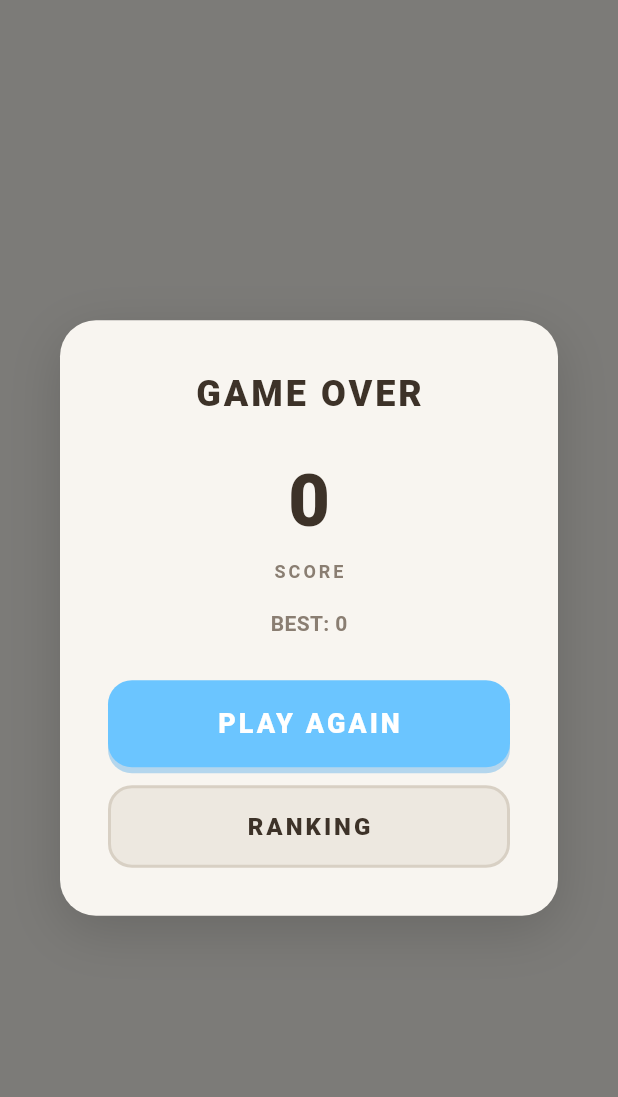
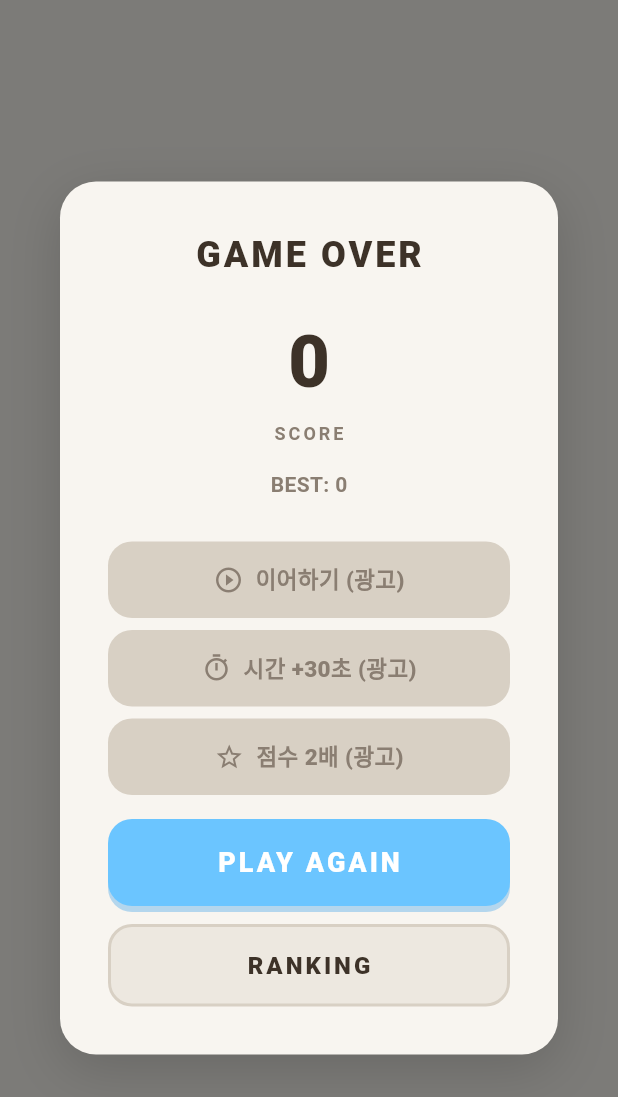
Before and after one commit to thingineeer/flipop, a Flutter app: the GameOverOverlay widget shown alone on an empty page, opened directly with empty values, on a phone screen of 412 x 824 dp. Shown: the top 1097 px of the screen. Run offline on Flutter 3.47's test engine with Material 3 defaults, Android fonts, the light colour scheme and no system bars; our stand-ins replace cloud_firestore, firebase_analytics, firebase_auth, firebase_core, google_mobile_ads, google_sign_in and 1 more; accounts and stored records are empty; network calls fail; Roboto replaces fonts that are missing (SF Pro Rounded).

Commit message:
feat: 리워드 광고 시스템 확장 (시간+30초, 점수2배)
- GameState.withScore() 메서드 추가
- 게임오버 오버레이: 이어하기/시간연장/점수2배 3개 리워드 버튼
- 사용한 리워드 비활성화 (회색)
- 게임 재시작 시 리워드 플래그 초기화

```diff
--- a/lib/ui/game_over_overlay.dart
+++ b/lib/ui/game_over_overlay.dart
@@ -11,6 +11,10 @@ class GameOverOverlay extends StatefulWidget {
   final VoidCallback? onLeaderboard;
   final VoidCallback? onRevive;
   final bool canRevive;
+  final VoidCallback? onTimeBonus;
+  final bool canTimeBonus;
+  final VoidCallback? onScoreDouble;
+  final bool canScoreDouble;
 
   const GameOverOverlay({
     super.key,
@@ -20,6 +24,10 @@ class GameOverOverlay extends StatefulWidget {
     this.onLeaderboard,
     this.onRevive,
     this.canRevive = false,
+    this.onTimeBonus,
+    this.canTimeBonus = false,
+    this.onScoreDouble,
+    this.canScoreDouble = false,
   });
 
   @override
@@ -52,15 +60,31 @@ class _GameOverOverlayState extends State<GameOverOverlay>
     super.dispose();
   }
 
-  void _onReviveTap() {
+  void _showRewardedAd({required VoidCallback onRewarded}) {
     final adService = AdService();
     if (!adService.isRewardedReady) return;
 
     adService.showRewardedAd(
-      onRewarded: () {
-        widget.onRevive?.call();
-      },
+      onRewarded: onRewarded,
     );
+  }
+
+  void _onReviveTap() {
+    _showRewardedAd(onRewarded: () {
+      widget.onRevive?.call();
+    });
+  }
+
+  void _onTimeBonusTap() {
+    _showRewardedAd(onRewarded: () {
+      widget.onTimeBonus?.call();
+    });
+  }
+
+  void _onScoreDoubleTap() {
+    _showRewardedAd(onRewarded: () {
+      widget.onScoreDouble?.call();
+    });
   }
 
   @override
@@ -133,49 +157,28 @@ class _GameOverOverlayState extends State<GameOverOverlay>
                       ),
                       const SizedBox(height: 28),
 
-                      // 이어하기 (광고) 버튼
-                      if (widget.canRevive && widget.onRevive != null)
-                        Padding(
-                          padding: const EdgeInsets.only(bottom: 12),
-                          child: GestureDetector(
-                            onTap: _onReviveTap,
-                            child: Container(
-                              width: double.infinity,
-                              padding:
-                                  const EdgeInsets.symmetric(vertical: 16),
-                              decoration: BoxDecoration(
-                                color:
-                                    GameColors.blockColors[BlockColor.yellow],
-                                borderRadius: BorderRadius.circular(16),
-                                boxShadow: [
-                                  BoxShadow(
-                                    color: GameColors
-                                        .blockDarkColors[BlockColor.yellow]!
-                                        .withValues(alpha: 0.4),
-                                    offset: const Offset(0, 4),
-                                    blurRadius: 0,
-                                  ),
-                                ],
-                              ),
-                              child: const Row(
-                                mainAxisAlignment: MainAxisAlignment.center,
-                                children: [
-                                  Icon(Icons.play_circle_outline,
-                                      color: Colors.white, size: 20),
-                                  SizedBox(width: 8),
-                                  Text(
-                                    '이어하기 (광고)',
-                                    style: TextStyle(
-                                      color: Colors.white,
-                                      fontSize: 16,
-                                      fontWeight: FontWeight.w800,
-                                    ),
-                                  ),
-                                ],
-                              ),
-                            ),
-                          ),
-                        ),
+                      // 리워드 광고 버튼들
+                      _buildRewardButton(
+                        icon: Icons.play_circle_outline,
+                        label: '이어하기 (광고)',
+                        enabled: widget.canRevive && widget.onRevive != null,
+                        onTap: _onReviveTap,
+                      ),
+                      const SizedBox(height: 8),
+                      _buildRewardButton(
+                        icon: Icons.timer_outlined,
+                        label: '시간 +30초 (광고)',
+                        enabled: widget.canTimeBonus && widget.onTimeBonus != null,
+                        onTap: _onTimeBonusTap,
+                      ),
+                      const SizedBox(height: 8),
+                      _buildRewardButton(
+                        icon: Icons.star_outline,
+                        label: '점수 2배 (광고)',
+                        enabled: widget.canScoreDouble && widget.onScoreDouble != null,
+                        onTap: _onScoreDoubleTap,
+                      ),
+                      const SizedBox(height: 16),
 
                       // PLAY AGAIN 버튼
                       GestureDetector(
@@ -249,4 +252,52 @@ class _GameOverOverlayState extends State<GameOverOverlay>
       },
     );
   }
+
+  Widget _buildRewardButton({
+    required IconData icon,
+    required String label,
+    required bool enabled,
+    required VoidCallback onTap,
+  }) {
+    return GestureDetector(
+      onTap: enabled ? onTap : null,
+      child: Container(
+        width: double.infinity,
+        padding: const EdgeInsets.symmetric(vertical: 14),
+        decoration: BoxDecoration(
+          color: enabled
+              ? GameColors.blockColors[BlockColor.yellow]
+              : GameColors.gridLine,
+          borderRadius: BorderRadius.circular(16),
+          boxShadow: enabled
+              ? [
+                  BoxShadow(
+                    color: GameColors.blockDarkColors[BlockColor.yellow]!
+                        .withValues(alpha: 0.4),
+                    offset: const Offset(0, 4),
+                    blurRadius: 0,
+                  ),
+                ]
+              : null,
+        ),
+        child: Row(
+          mainAxisAlignment: MainAxisAlignment.center,
+          children: [
+            Icon(icon,
+                color: enabled ? Colors.white : GameColors.textSecondary,
+                size: 20),
+            const SizedBox(width: 8),
+            Text(
+              label,
+              style: TextStyle(
+                color: enabled ? Colors.white : GameColors.textSecondary,
+                fontSize: 15,
+                fontWeight: FontWeight.w800,
+              ),
+            ),
+          ],
+        ),
+      ),
+    );
+  }
 }
```
Also changed, not shown: lib/game/game_state.dart (+13 -0 lines), lib/ui/game_screen.dart (+25 -0 lines).
